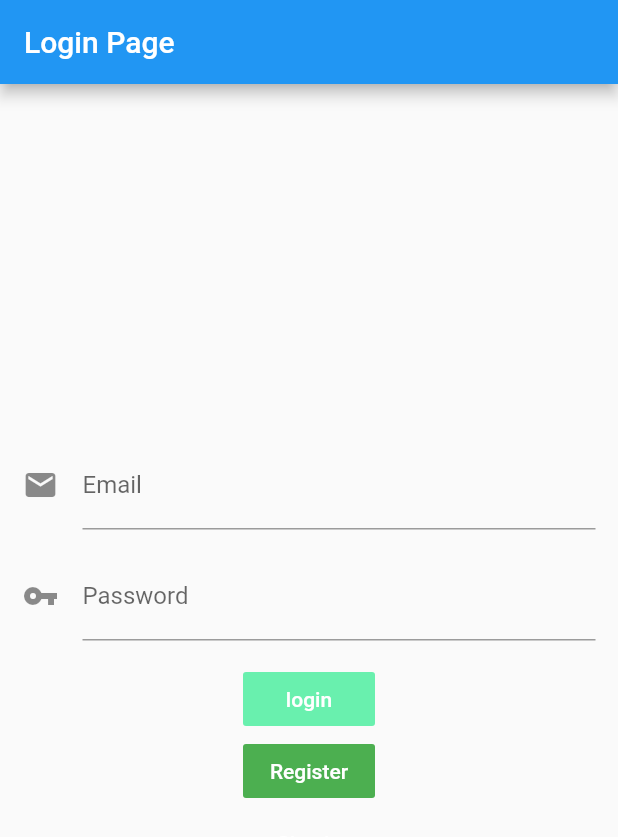
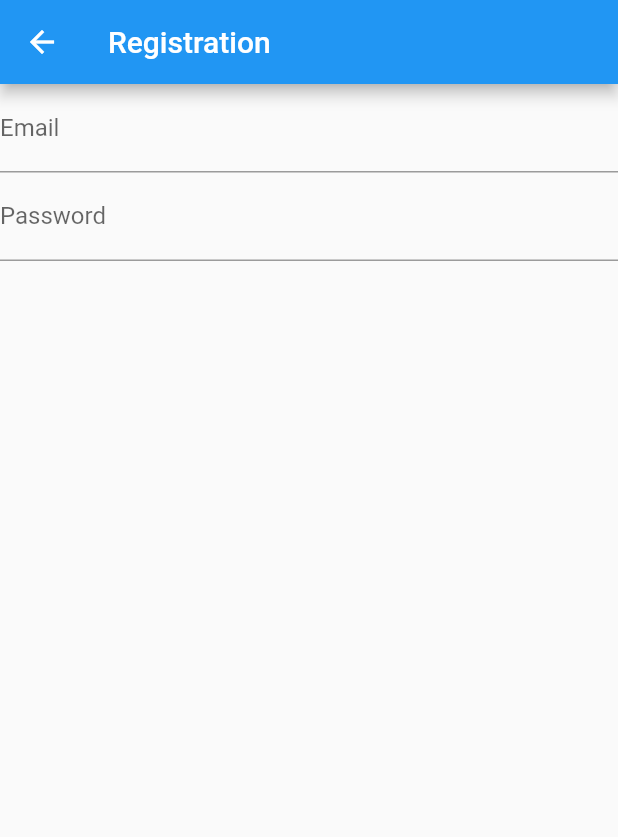
Before and after one commit to borispacex/geofood_flutter, a Flutter app: the screen it shows after launch, after a tap on "Register", on a phone screen of 412 x 824 dp. Shown: the top 837 px of the screen. Run offline on Flutter 3.47's test engine with Material 2 defaults, Android fonts, the phone set to English and light mode, and no system bars; our stand-ins replace firebase_auth, google_sign_in; missing offline and left inert: flutter_auth_buttons; accounts and stored records are empty; network calls fail.

```diff
--- a/lib/main.dart
+++ b/lib/main.dart
@@ -1,6 +1,9 @@
 import 'package:flutter/cupertino.dart';
 import 'package:flutter/material.dart';
 import 'package:firebase_auth/firebase_auth.dart';
+import 'package:geofood_flutter/emailPage.dart';
+import 'package:geofood_flutter/register_page.dart';
+import 'package:geofood_flutter/signin_page.dart';
 
 void main() => runApp(MyApp());
 
@@ -12,9 +15,6 @@ class MyApp extends StatelessWidget {
       home: LoginPage(
         title: 'Firebase Auth',
       ),
-      routes: <String, WidgetBuilder>{
-        '/home': (BuildContext context) => new MyHome(),
-      },
     );
   }
 }
@@ -72,7 +72,7 @@ class _LoginPageState extends State<LoginPage> {
                 ).then(
                   (FirebaseUser user){
                     Navigator.of(context).pushReplacement(CupertinoPageRoute(
-                      builder: (context) => Google_Page(),
+                      builder: (context) => EmailScreen(),
                     ));
                   }
                 ).catchError(
@@ -107,6 +107,5 @@ void _pushPage(BuildContext context, Widget page){
     MaterialPageRoute<void>(
       builder: (_) => page
     ),
-
-  )
+  );
 }
--- a/lib/register_page.dart
+++ b/lib/register_page.dart
@@ -0,0 +1,86 @@
+import 'package:flutter/material.dart';
+import 'package:firebase_auth/firebase_auth.dart';
+
+final FirebaseAuth _auth = FirebaseAuth.instance;
+
+class RegisterPage extends StatefulWidget {
+  final String title = 'Registration';
+
+  State<StatefulWidget> createState() => _RegisterPageState();
+}
+
+class _RegisterPageState extends State<RegisterPage> {
+  final GlobalKey<FormState> _formaKey = GlobalKey<FormState>();
+  final TextEditingController _emailController = TextEditingController();
+  final TextEditingController _passwordControlller = TextEditingController();
+  bool _success;
+  String _userEmail;
+
+
+  @override
+  Widget build(BuildContext context) {
+    return Scaffold(
+       appBar: AppBar(
+         title: Text(widget.title),
+       ),
+       body: Form(
+         key: _formaKey,
+         child: Column(
+           crossAxisAlignment: CrossAxisAlignment.start,
+           children: <Widget>[
+             TextFormField(
+               controller: _emailController,
+               decoration: InputDecoration(
+                 labelText: 'Email'
+               ),
+               validator: (String value){
+                 if(value.isEmpty){
+                   return 'Please enter some text';
+                 }
+               },
+             ),
+             TextFormField(
+               controller: _passwordControlller,
+               decoration: InputDecoration(
+                 labelText: 'Password'
+               ),
+               validator: (String value){
+                 if(value.isEmpty){
+                   return 'Please enter your password';
+                 }
+               },
+             ),
+             Container(
+               alignment: Alignment.center,
+               child: Text(
+                 _success == null
+                  ? ''
+                  : (_success
+                    ? 'Successfully registered' + _userEmail
+                    : 'Registration failed'
+                  )
+                 ),
+             )
+           ],
+         ),
+       ),
+    );
+  }
+  void dispose() {
+    _emailController.dispose();
+    _passwordControlller.dispose();
+    super.dispose();
+  }
+  void _register() async {
+    final FirebaseUser user = await _auth.createUserWithEmailAndPassword(
+      email: _emailController.text,
+      password: _passwordControlller.text
+    );
+    if(user!=null){
+      _success = true;
+      _userEmail = user.email;
+    }else{
+      _success = false;
+    }
+  }
+}
```
Also changed, not shown: 3 other files.
